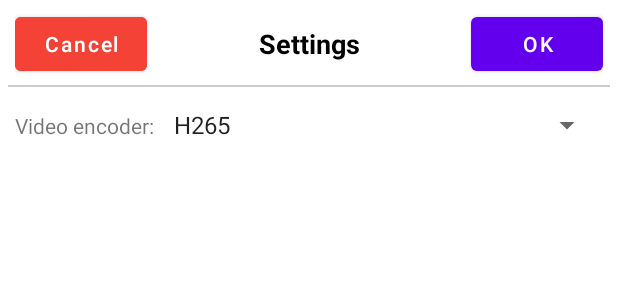
After one commit to danopdev/VideoStab, an Android app: the layout settings_dialog.xml on its own in the app's theme, with its tools: preview values and no code run, on a phone screen of 412 x 824 dp. The commit adds this screen. Shown: the top 300 px of the screen. Run offline under Robolectric (Android 15) with nearby library versions, the phone set to English and light mode, and no system bars.

Commit message:
Add settings & settings dialog

```diff
--- a/app/build.gradle
+++ b/app/build.gradle
@@ -54,6 +54,7 @@ android {
 
 dependencies {
     implementation "org.jetbrains.kotlin:kotlin-stdlib:$kotlin_version"
+    implementation "org.jetbrains.kotlin:kotlin-reflect:$kotlin_version"
     implementation 'androidx.core:core-ktx:1.6.0'
     implementation 'androidx.appcompat:appcompat:1.3.1'
     implementation 'com.google.android.material:material:1.4.0'
--- /dev/null
+++ b/app/src/main/res/layout/settings_dialog.xml
@@ -0,0 +1,92 @@
+<?xml version="1.0" encoding="utf-8"?>
+<layout xmlns:android="http://schemas.android.com/apk/res/android"
+    xmlns:tools="http://schemas.android.com/tools">
+
+    <LinearLayout
+        android:layout_width="match_parent"
+        android:layout_height="wrap_content"
+        android:orientation="vertical"
+        android:paddingBottom="16dp">
+
+        <LinearLayout
+            android:layout_width="match_parent"
+            android:layout_height="wrap_content"
+            android:gravity="center_vertical"
+            android:orientation="horizontal"
+            android:paddingLeft="10dp"
+            android:paddingTop="5dp"
+            android:paddingRight="10dp">
+
+            <Button
+                android:id="@+id/btnCancel"
+                android:layout_width="wrap_content"
+                android:layout_height="wrap_content"
+                android:backgroundTint="#F44336"
+                android:text="Cancel"
+                android:textAllCaps="false" />
+
+            <TextView
+                android:id="@+id/txtTitle"
+                android:layout_width="0dp"
+                android:layout_height="wrap_content"
+                android:layout_weight="1"
+                android:text="Settings"
+                android:textAlignment="center"
+                android:textAppearance="@style/TextAppearance.AppCompat.Medium"
+                android:textColor="@color/black"
+                android:textStyle="bold" />
+
+            <Button
+                android:id="@+id/btnOK"
+                android:layout_width="wrap_content"
+                android:layout_height="wrap_content"
+                android:text="OK"
+                android:textAllCaps="false"
+                tools:text="OK" />
+        </LinearLayout>
+
+        <View
+            android:id="@+id/divider3"
+            android:layout_width="match_parent"
+            android:layout_height="1dp"
+            android:layout_marginStart="5dp"
+            android:layout_marginTop="3dp"
+            android:layout_marginEnd="5dp"
+            android:layout_marginBottom="3dp"
+            android:background="@android:drawable/divider_horizontal_textfield" />
+
+        <ScrollView
+            android:layout_width="match_parent"
+            android:layout_height="wrap_content"
+            android:layout_margin="10dp">
+
+            <LinearLayout
+                android:layout_width="match_parent"
+                android:layout_height="wrap_content"
+                android:orientation="vertical">
+
+                <LinearLayout
+                    android:layout_width="match_parent"
+                    android:layout_height="match_parent"
+                    android:layout_gravity="center_vertical"
+                    android:orientation="horizontal">
+
+                    <TextView
+                        android:layout_width="wrap_content"
+                        android:layout_height="wrap_content"
+                        android:layout_marginRight="5dp"
+                        android:text="Video encoder:" />
+
+                    <Spinner
+                        android:id="@+id/videoEncoder"
+                        android:layout_width="match_parent"
+                        android:layout_height="wrap_content"
+                        android:layout_weight="1"
+                        android:entries="@array/video_encoder"
+                        android:spinnerMode="dropdown" />
+                </LinearLayout>
+            </LinearLayout>
+        </ScrollView>
+    </LinearLayout>
+
+</layout>
--- a/app/src/main/res/menu/app_menu.xml
+++ b/app/src/main/res/menu/app_menu.xml
@@ -17,4 +17,9 @@
         android:icon="@android:drawable/ic_menu_save"
         android:title="Save"
         app:showAsAction="always" />
+    <item
+        android:id="@+id/menuSettings"
+        android:icon="@android:drawable/ic_menu_preferences"
+        android:title="Settings"
+        app:showAsAction="always" />
 </menu>
```
Also changed, not shown: app/src/main/java/com/dan/videostab/MainActivity.kt (+47 -38 lines), app/src/main/java/com/dan/videostab/Settings.kt (added, +86 -0 lines), app/src/main/java/com/dan/videostab/SettingsDialog.kt (added, +41 -0 lines), app/src/main/res/layout/activity_main.xml (+0 -21 lines), 1 other file.
